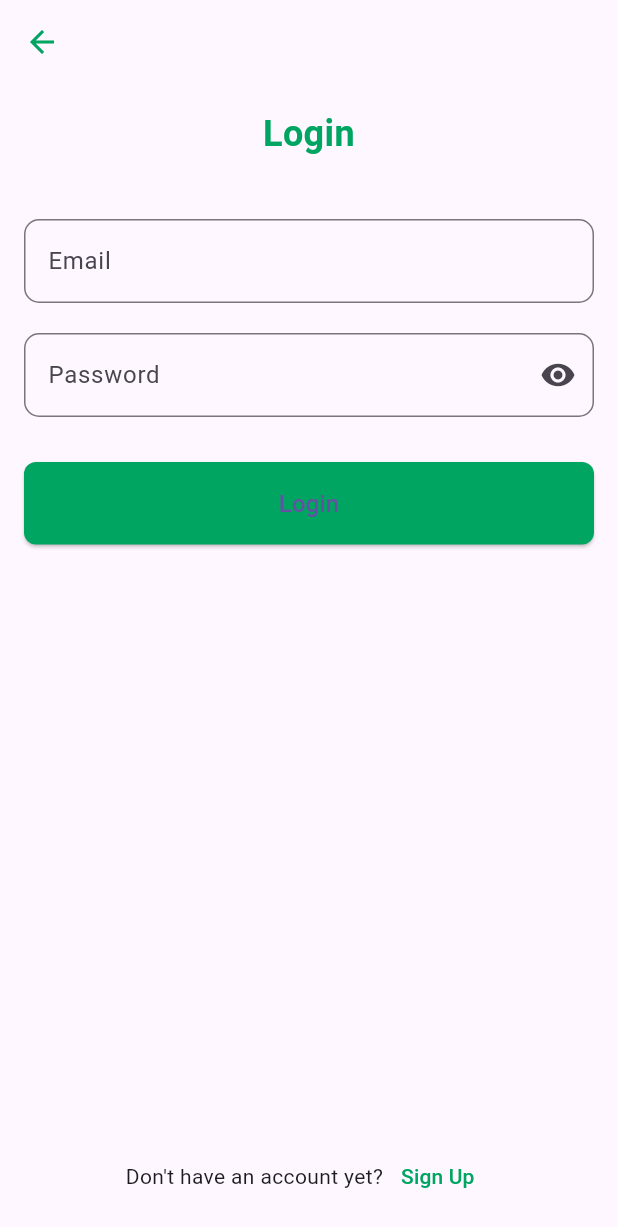
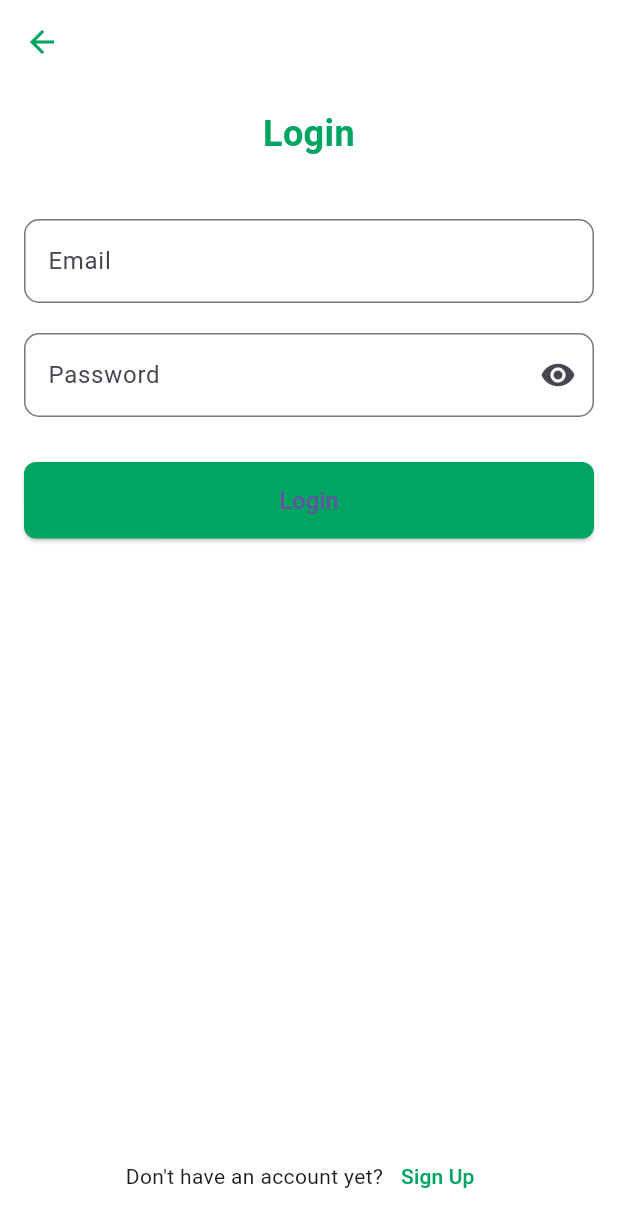
Before and after one commit to Sumarga12/cuppify, a Flutter app: the screen it shows after launch, after a tap on "Get Started", after a tap on "Login", on a phone screen of 412 x 824 dp. Shown: the top 1227 px of the screen. Run offline on Flutter 3.47's test engine with Material 3 defaults, Android fonts, the phone set to English and light mode, and no system bars; Roboto replaces fonts that are missing (Montserrat Italic, Montserrat Regular).

Commit message:
updated app.dart

```diff
--- a/lib/app.dart
+++ b/lib/app.dart
@@ -1,21 +1,26 @@
+import 'package:cuppify/core/app_theme/app_theme.dart';
 import 'package:flutter/material.dart';
-import 'views/splash_screen.dart';
+
+import 'views/dashboard_screen.dart';
+import 'views/login_screen.dart';
 import 'views/onboarding_screen.dart';
 import 'views/signup_screen.dart';
-import 'views/login_screen.dart';
-import 'views/dashboard_screen.dart';
+import 'views/splash_screen.dart';
 
 class App extends StatelessWidget {
+  const App({super.key});
+
   @override
   Widget build(BuildContext context) {
     return MaterialApp(
       debugShowCheckedModeBanner: false,
       title: 'Cuppify',
+      theme: getApplicationTheme(),
       initialRoute: '/splash',
       routes: {
         '/splash': (context) => SplashScreen(),
-        '/onboarding': (context) => OnboardingScreen(),
-        '/signup': (context) => SignUpScreen(),
+        '/onboarding': (context) => const OnboardingScreen(),
+        '/signup': (context) => const SignUpScreen(),
         '/login': (context) => LoginScreen(),
         '/dashboard': (context) => DashboardScreen(), // Add Dashboard route
       },
```
